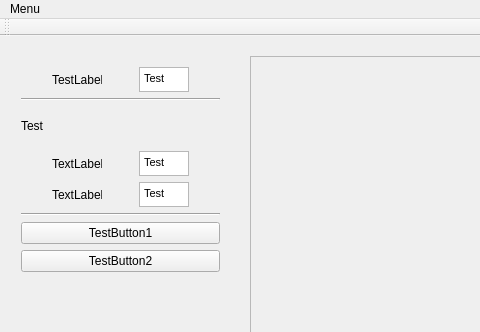
Before: the Qt Designer form forms/gravitymainwindow.ui in ExaByTEz/CS343FinalProject, drawn with Qt 5; both pictures show x 0 to 480 and y 0 to 332 of the 780 by 650 pixel window.
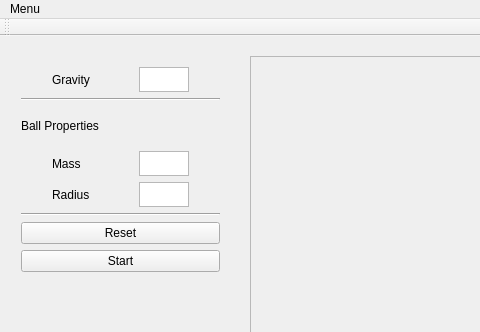
After: the same form once the commit is applied. Custom widgets are drawn as their Qt base class.

Patch:
```diff
--- a/forms/gravitymainwindow.ui
+++ b/forms/gravitymainwindow.ui
@@ -56,7 +56,7 @@
           </size>
          </property>
          <property name="text">
-          <string>TestLabel</string>
+          <string>Gravity</string>
          </property>
         </widget>
        </item>
@@ -82,7 +82,7 @@
 &lt;html&gt;&lt;head&gt;&lt;meta name=&quot;qrichtext&quot; content=&quot;1&quot; /&gt;&lt;style type=&quot;text/css&quot;&gt;
 p, li { white-space: pre-wrap; }
 &lt;/style&gt;&lt;/head&gt;&lt;body style=&quot; font-family:'MS Shell Dlg 2'; font-size:8.25pt; font-weight:400; font-style:normal;&quot;&gt;
-&lt;p style=&quot; margin-top:0px; margin-bottom:0px; margin-left:0px; margin-right:0px; -qt-block-indent:0; text-indent:0px;&quot;&gt;Test&lt;/p&gt;&lt;/body&gt;&lt;/html&gt;</string>
+&lt;p style=&quot;-qt-paragraph-type:empty; margin-top:0px; margin-bottom:0px; margin-left:0px; margin-right:0px; -qt-block-indent:0; text-indent:0px;&quot;&gt;&lt;br /&gt;&lt;/p&gt;&lt;/body&gt;&lt;/html&gt;</string>
          </property>
         </widget>
        </item>
@@ -98,7 +98,7 @@
      <item>
       <widget class="QLabel" name="label_3">
        <property name="text">
-        <string>Test</string>
+        <string>Ball Properties</string>
        </property>
       </widget>
      </item>
@@ -113,7 +113,7 @@
           </size>
          </property>
          <property name="text">
-          <string>TextLabel</string>
+          <string>Mass</string>
          </property>
         </widget>
        </item>
@@ -130,7 +130,7 @@
 &lt;html&gt;&lt;head&gt;&lt;meta name=&quot;qrichtext&quot; content=&quot;1&quot; /&gt;&lt;style type=&quot;text/css&quot;&gt;
 p, li { white-space: pre-wrap; }
 &lt;/style&gt;&lt;/head&gt;&lt;body style=&quot; font-family:'MS Shell Dlg 2'; font-size:8.25pt; font-weight:400; font-style:normal;&quot;&gt;
-&lt;p style=&quot; margin-top:0px; margin-bottom:0px; margin-left:0px; margin-right:0px; -qt-block-indent:0; text-indent:0px;&quot;&gt;Test&lt;/p&gt;&lt;/body&gt;&lt;/html&gt;</string>
+&lt;p style=&quot;-qt-paragraph-type:empty; margin-top:0px; margin-bottom:0px; margin-left:0px; margin-right:0px; -qt-block-indent:0; text-indent:0px;&quot;&gt;&lt;br /&gt;&lt;/p&gt;&lt;/body&gt;&lt;/html&gt;</string>
          </property>
         </widget>
        </item>
@@ -147,7 +147,7 @@
           </size>
          </property>
          <property name="text">
-          <string>TextLabel</string>
+          <string>Radius</string>
          </property>
         </widget>
        </item>
@@ -164,7 +164,7 @@
 &lt;html&gt;&lt;head&gt;&lt;meta name=&quot;qrichtext&quot; content=&quot;1&quot; /&gt;&lt;style type=&quot;text/css&quot;&gt;
 p, li { white-space: pre-wrap; }
 &lt;/style&gt;&lt;/head&gt;&lt;body style=&quot; font-family:'MS Shell Dlg 2'; font-size:8.25pt; font-weight:400; font-style:normal;&quot;&gt;
-&lt;p style=&quot; margin-top:0px; margin-bottom:0px; margin-left:0px; margin-right:0px; -qt-block-indent:0; text-indent:0px;&quot;&gt;Test&lt;/p&gt;&lt;/body&gt;&lt;/html&gt;</string>
+&lt;p style=&quot;-qt-paragraph-type:empty; margin-top:0px; margin-bottom:0px; margin-left:0px; margin-right:0px; -qt-block-indent:0; text-indent:0px;&quot;&gt;&lt;br /&gt;&lt;/p&gt;&lt;/body&gt;&lt;/html&gt;</string>
          </property>
         </widget>
        </item>
@@ -180,14 +180,14 @@
      <item>
       <widget class="QPushButton" name="pushButton_2">
        <property name="text">
-        <string>TestButton1</string>
+        <string>Reset</string>
        </property>
       </widget>
      </item>
      <item>
       <widget class="QPushButton" name="pushButton">
        <property name="text">
-        <string>TestButton2</string>
+        <string>Start</string>
        </property>
       </widget>
      </item>
```
